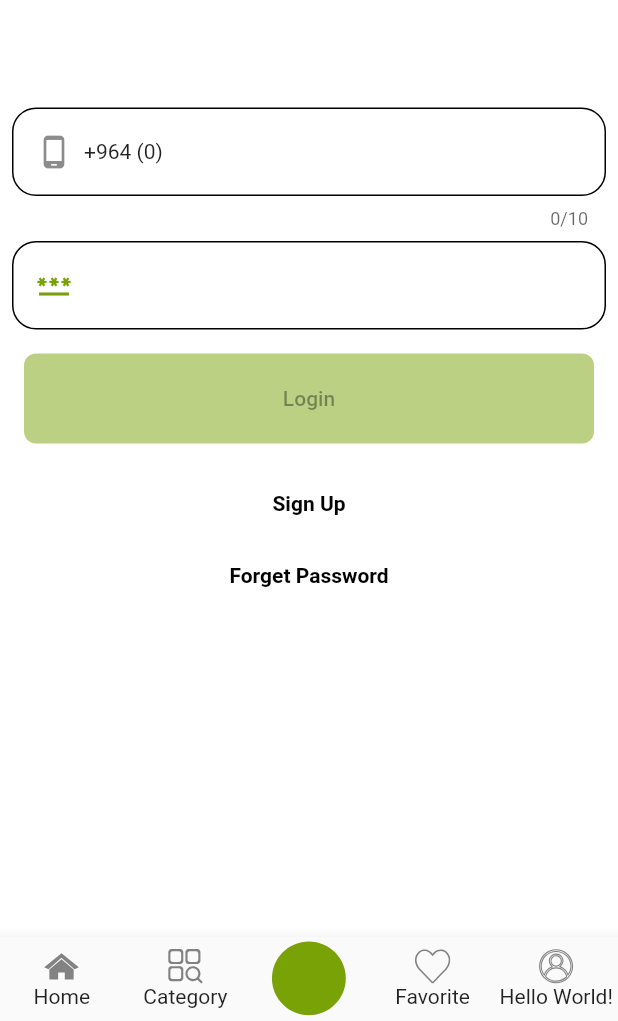
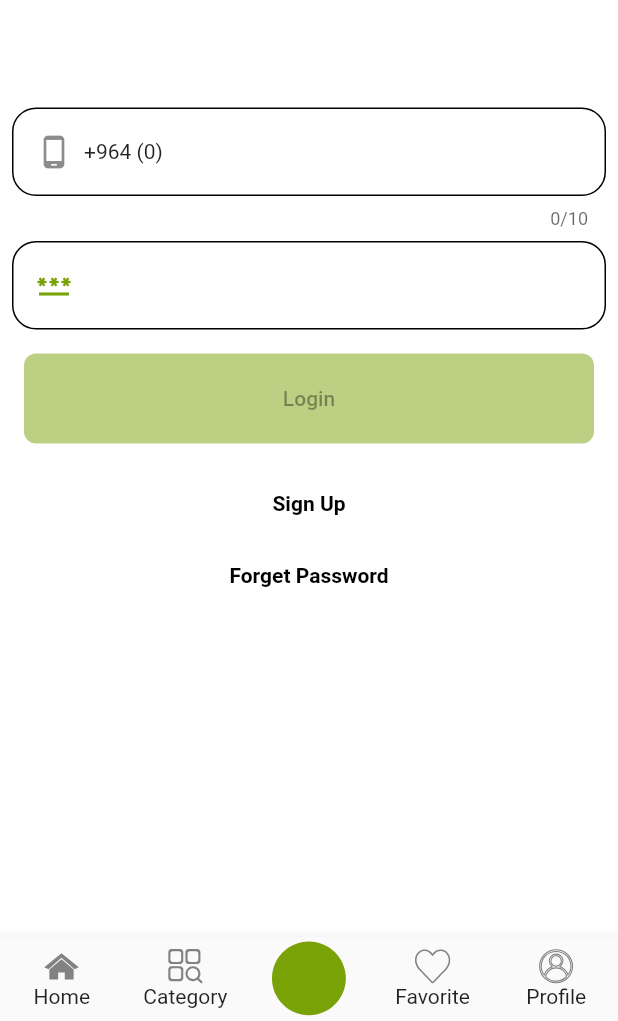
Before and after one commit to dlovantallat/maydan_mobile, a Flutter app: the screen it shows after launch, item 3 of the bottom bar chosen, on a phone screen of 412 x 824 dp, the part 215-1236 px from its top. Run offline on Flutter 3.47's test engine with Material 2 defaults, Android fonts, the phone set to English and light mode, and no system bars; our stand-ins replace flutter_svg, flutter_swiper_view, get_it, shared_preferences; generated files the repository leaves out were written again; network calls fail.

Commit message:
fix: profile image error

```diff
--- a/lib/main.dart
+++ b/lib/main.dart
@@ -174,7 +174,7 @@ class _MainPageState extends State<MainPage> with HomeDrawerListener {
                   color: currentIndex == 4 ? appColor : null,
                 ),
                 Text(
-                  AppLocalizations.of(context)!.helloWorld,
+                  "Profile",
                   style: TextStyle(color: currentIndex == 4 ? appColor : null),
                 ),
               ],
--- a/lib/screens/home/home_item.dart
+++ b/lib/screens/home/home_item.dart
@@ -369,8 +369,8 @@ class HomeProfileItem extends StatelessWidget {
                   imageLoader(profile.urlPhoto),
                   fit: BoxFit.cover,
                   errorBuilder: (_, __, ___) => const Image(
-                    image: AssetImage(noInternet),
-                    fit: BoxFit.fitWidth,
+                    image: AssetImage(imageHolder),
+                    fit: BoxFit.cover,
                   ),
                 ),
               ),
```
